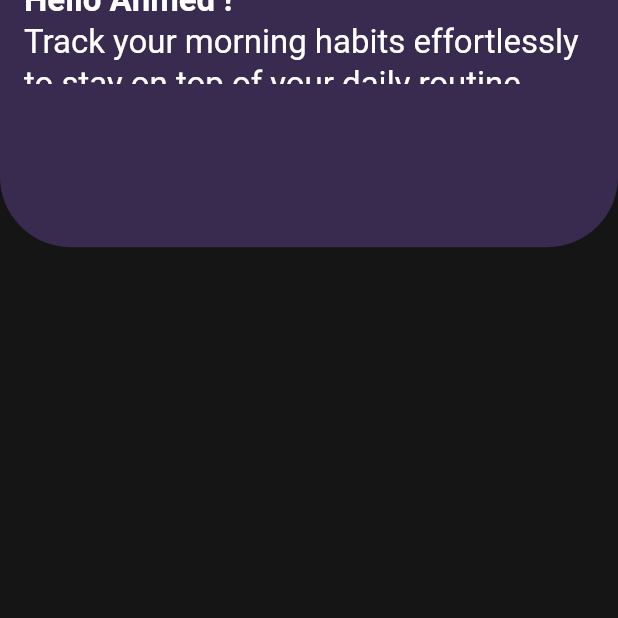
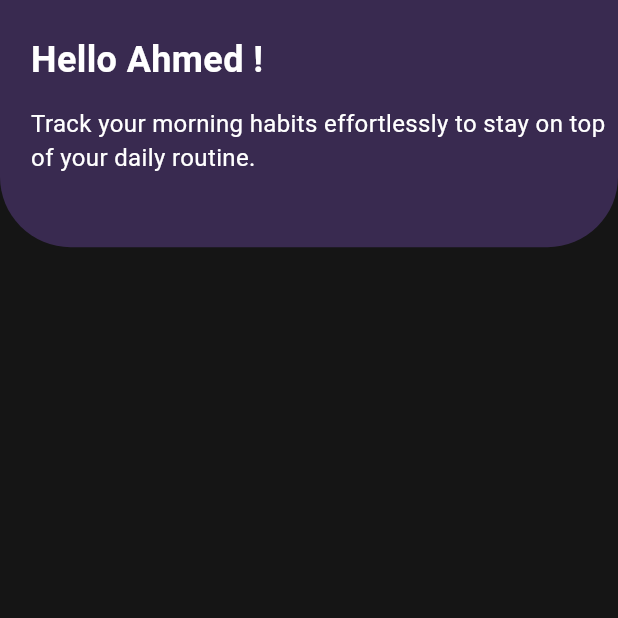
Before and after one commit to AhmadElesily/habit_tracker, a Flutter app: the screen it shows after launch, on a phone screen of 412 x 824 dp, the top half of it. Run offline on Flutter 3.47's test engine with Material 3 defaults, Android fonts, the light colour scheme and no system bars.

Commit message:
finish AppBar

```diff
--- /dev/null
+++ b/lib/features/core/colors.dart
@@ -0,0 +1,10 @@
+import 'package:flutter/material.dart';
+
+class AppColors {
+  // Define static colors
+  static const Color primaryColor = Color(0xFF392a50);  // Purple
+  static const Color secondaryColor = Color(0xFF03DAC6);  // Teal
+  static const Color backgroundColor = Color(0xff151515);  // Light gray
+  static const Color textColor = Color(0xFF000000);  // Black
+  static const Color buttonColor = Color(0xFFFF5722);  // Orange
+}
--- /dev/null
+++ b/lib/features/home/home_screen.dart
@@ -0,0 +1,51 @@
+import 'package:flutter/material.dart';
+import 'package:habit_tracker/features/core/colors.dart';
+
+class HomePage extends StatelessWidget {
+  @override
+  Widget build(BuildContext context) {
+    double heightSize = MediaQuery.sizeOf(context).height;
+    double widthSize = MediaQuery.sizeOf(context).width;
+    return Scaffold(
+      backgroundColor: AppColors.backgroundColor,
+      appBar: PreferredSize(
+        preferredSize:
+            Size.fromHeight(MediaQuery.of(context).size.height * 0.2),
+        child: Container(
+          decoration: const BoxDecoration(
+            color: AppColors.primaryColor,
+            borderRadius: BorderRadius.vertical(
+              bottom: Radius.circular(47),
+            ),
+          ),
+          padding: EdgeInsets.only(
+              left: widthSize * 0.05,
+              top: heightSize * 0.02,
+              bottom: heightSize * 0.05),
+          child: const Column(
+            crossAxisAlignment: CrossAxisAlignment.start,
+            mainAxisAlignment: MainAxisAlignment.spaceAround,
+            children: [
+              Text(
+                'Hello Ahmed !',
+                style: TextStyle(
+                  color: Colors.white,
+                  fontWeight: FontWeight.bold,
+                  fontSize: 24,
+                ),
+              ),
+              Text(
+                "Track your morning habits effortlessly to stay on top of your daily routine.",
+                style: TextStyle(
+                  color: Colors.white,
+                  fontSize: 16,
+                ),
+                maxLines: 2,
+              ),
+            ],
+          ),
+        ),
+      ),
+    );
+  }
+}
--- a/lib/main.dart
+++ b/lib/main.dart
@@ -1,59 +1,11 @@
 import 'package:flutter/material.dart';
-import 'colors.dart';
+import 'package:habit_tracker/features/home/home_screen.dart';
 
 void main() {
-  runApp(MaterialApp(
-    home: homePage(),
-  ));
+  runApp(
+    MaterialApp(
+      debugShowCheckedModeBanner: false,
+      home: HomePage(),
+    ),
+  );
 }
-
-class homePage extends StatelessWidget {
-  @override
-  Widget build(BuildContext context) {
-    return Scaffold(
-      appBar: PreferredSize(
-          preferredSize:
-              Size.fromHeight(MediaQuery.of(context).size.height * 0.2),
-          child: Container(
-            decoration: BoxDecoration(
-                color: AppColors.primaryColor,
-                borderRadius: BorderRadius.vertical(
-                  bottom: Radius.circular(47),
-                )),
-            child: AppBar(
-              backgroundColor: Colors.transparent,
-              title: Container(
-                child: Column(
-                  crossAxisAlignment: CrossAxisAlignment.start,
-                  mainAxisAlignment: MainAxisAlignment.spaceAround,
-                  children: [
-                    Text(
-                      'Hello Ahmed !',
-                      style: TextStyle(
-                        color: Colors.white,
-                        fontWeight: FontWeight.bold,
-                      ),
-                    ),
-                    Text(
-                      "Track your morning habits effortlessly",
-                      style: TextStyle(
-                        color: Colors.white,
-                      ),
-
-                    ),
-                    Text(
-                      "to stay on top of your daily routine.",
-                      style: TextStyle(
-                        color: Colors.white,
-                      ),
-
-                    ),
-                  ],
-                ),
-              ),
-            ),
-          )),
-      backgroundColor: AppColors.backgroundColor,
-    );
-  }
-}
```
Also changed, not shown: pubspec.lock.
